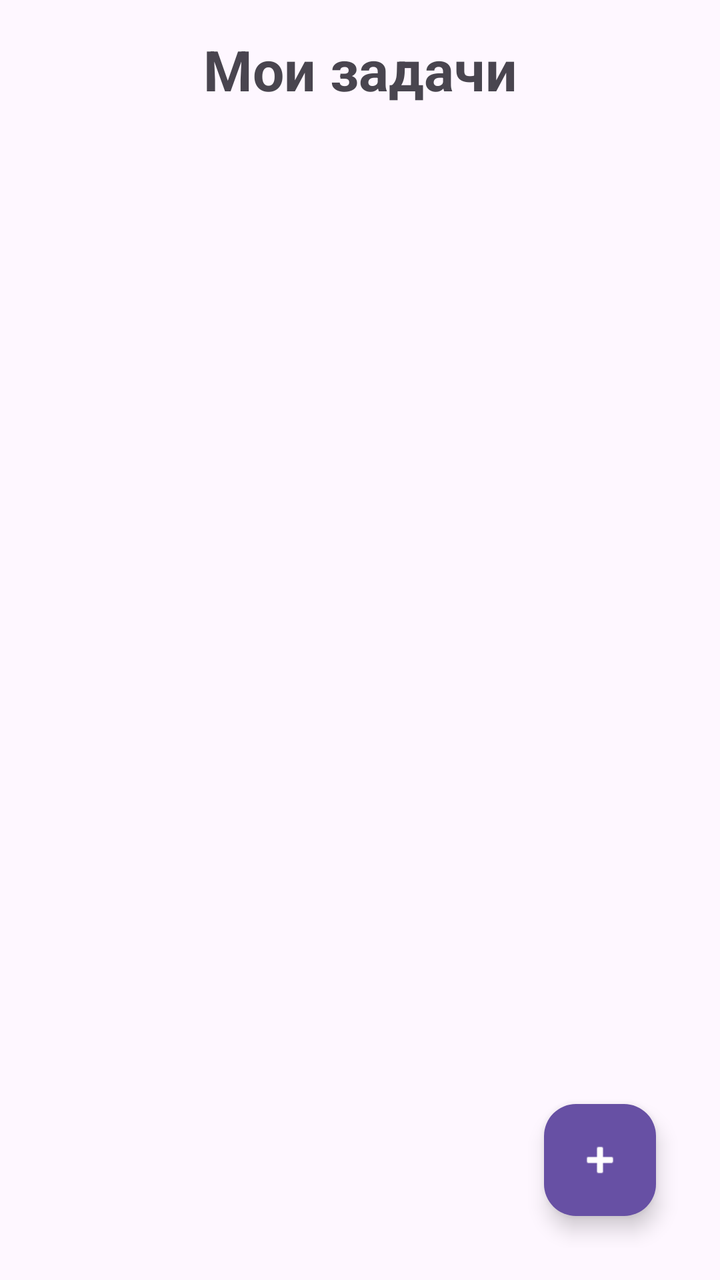
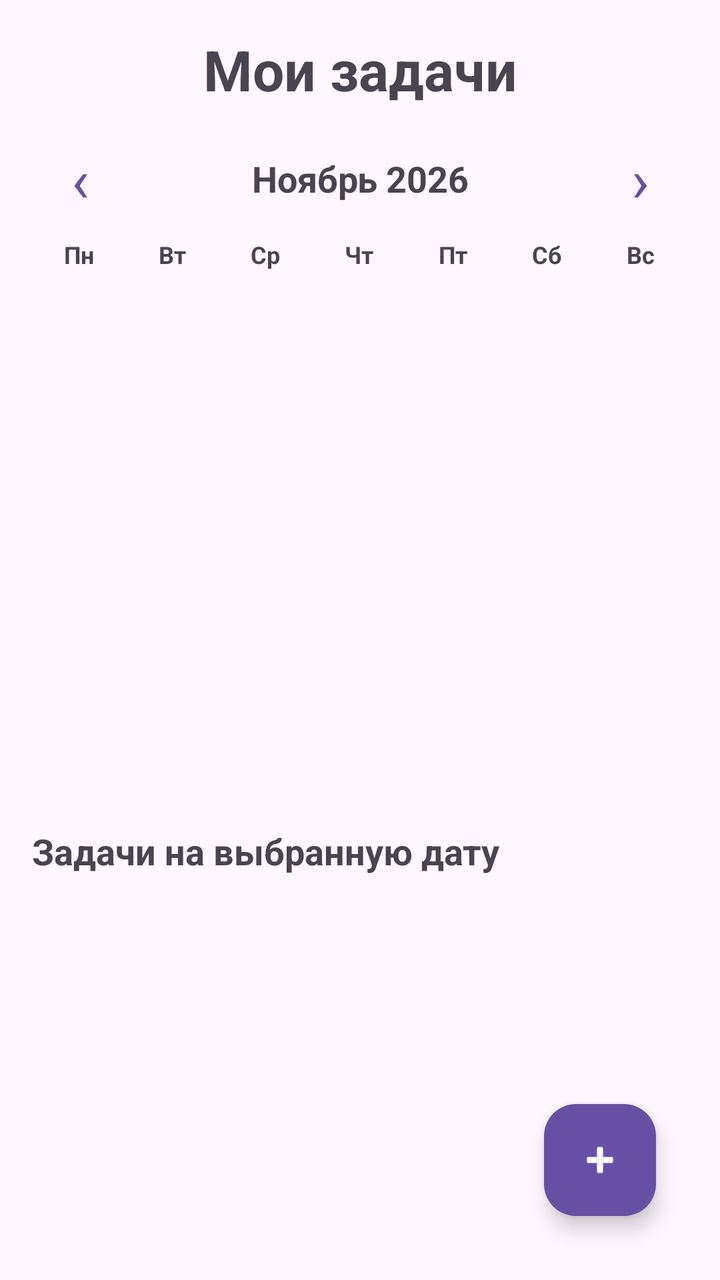

Before-and-after screenshots of an Android layout around one commit, followed by the original layout XML and the change that was made.
<!-- AndroidManifest.xml: application theme Theme.Calendar1 -->
<!-- res/layout/activity_main.xml -->
<?xml version="1.0" encoding="utf-8"?>
<androidx.constraintlayout.widget.ConstraintLayout
    xmlns:android="http://schemas.android.com/apk/res/android"
    xmlns:app="http://schemas.android.com/apk/res-auto"
    xmlns:tools="http://schemas.android.com/tools"
    android:id="@+id/main"
    android:layout_width="match_parent"
    android:layout_height="match_parent"
    android:padding="16dp"
    tools:context=".MainActivity">

    <TextView
        android:id="@+id/titleText"
        android:layout_width="wrap_content"
        android:layout_height="wrap_content"
        android:text="@string/main_title"
        android:textSize="28sp"
        android:textStyle="bold"
        app:layout_constraintTop_toTopOf="parent"
        app:layout_constraintStart_toStartOf="parent"
        app:layout_constraintEnd_toEndOf="parent" />

    <androidx.recyclerview.widget.RecyclerView
        android:id="@+id/tasksRecyclerView"
        android:layout_width="0dp"
        android:layout_height="0dp"
        android:layout_marginTop="24dp"
        android:layout_marginBottom="80dp"
        android:clipToPadding="false"
        android:paddingBottom="16dp"
        android:scrollbars="vertical"
        app:layout_constraintTop_toBottomOf="@id/titleText"
        app:layout_constraintBottom_toBottomOf="parent"
        app:layout_constraintStart_toStartOf="parent"
        app:layout_constraintEnd_toEndOf="parent" />

    <com.google.android.material.floatingactionbutton.FloatingActionButton
        android:id="@+id/addTaskButton"
        android:layout_width="wrap_content"
        android:layout_height="wrap_content"
        android:layout_margin="16dp"
        android:contentDescription="Добавить задачу"
        android:src="@android:drawable/ic_input_add"
        app:backgroundTint="#6750A4"
        app:tint="@android:color/white"
        app:layout_constraintBottom_toBottomOf="parent"
        app:layout_constraintEnd_toEndOf="parent" />

</androidx.constraintlayout.widget.ConstraintLayout>
<!-- resources referenced by this layout -->
<resources>
  <string name="main_title">Мои задачи</string>
  <style name="Theme.Calendar1" parent="Base.Theme.Calendar1" />
  <style name="Base.Theme.Calendar1" parent="Theme.Material3.DayNight.NoActionBar">
          
          
      </style>
</resources>

<!-- the commit's change to res/layout/activity_main.xml (unified diff, before → after) -->
@@ -20,16 +20,148 @@
         app:layout_constraintStart_toStartOf="parent"
         app:layout_constraintEnd_toEndOf="parent" />
 
+    <LinearLayout
+        android:id="@+id/monthNavigation"
+        android:layout_width="match_parent"
+        android:layout_height="48dp"
+        android:layout_marginTop="12dp"
+        android:gravity="center_vertical"
+        android:orientation="horizontal"
+        app:layout_constraintTop_toBottomOf="@id/titleText">
+
+        <TextView
+            android:id="@+id/previousMonthButton"
+            android:layout_width="48dp"
+            android:layout_height="match_parent"
+            android:gravity="center"
+            android:text="‹"
+            android:textSize="30sp"
+            android:textColor="#6750A4" />
+
+        <TextView
+            android:id="@+id/monthTitle"
+            android:layout_width="0dp"
+            android:layout_height="match_parent"
+            android:layout_weight="1"
+            android:gravity="center"
+            android:textSize="18sp"
+            android:textStyle="bold"
+            android:text="Ноябрь 2026" />
+
+        <TextView
+            android:id="@+id/nextMonthButton"
+            android:layout_width="48dp"
+            android:layout_height="match_parent"
+            android:gravity="center"
+            android:text="›"
+            android:textSize="30sp"
+            android:textColor="#6750A4" />
+
+    </LinearLayout>
+
+    <LinearLayout
+        android:id="@+id/weekDays"
+        android:layout_width="match_parent"
+        android:layout_height="28dp"
+        android:orientation="horizontal"
+        android:gravity="center"
+        app:layout_constraintTop_toBottomOf="@id/monthNavigation">
+
+        <TextView
+            android:layout_width="0dp"
+            android:layout_height="match_parent"
+            android:layout_weight="1"
+            android:gravity="center"
+            android:text="Пн"
+            android:textStyle="bold"
+            android:textSize="12sp" />
+
+        <TextView
+            android:layout_width="0dp"
+            android:layout_height="match_parent"
+            android:layout_weight="1"
+            android:gravity="center"
+            android:text="Вт"
+            android:textStyle="bold"
+            android:textSize="12sp" />
+
+        <TextView
+            android:layout_width="0dp"
+            android:layout_height="match_parent"
+            android:layout_weight="1"
+            android:gravity="center"
+            android:text="Ср"
+            android:textStyle="bold"
+            android:textSize="12sp" />
+
+        <TextView
+            android:layout_width="0dp"
+            android:layout_height="match_parent"
+            android:layout_weight="1"
+            android:gravity="center"
+            android:text="Чт"
+            android:textStyle="bold"
+            android:textSize="12sp" />
+
+        <TextView
+            android:layout_width="0dp"
+            android:layout_height="match_parent"
+            android:layout_weight="1"
+            android:gravity="center"
+            android:text="Пт"
+            android:textStyle="bold"
+            android:textSize="12sp" />
+
+        <TextView
+            android:layout_width="0dp"
+            android:layout_height="match_parent"
+            android:layout_weight="1"
+            android:gravity="center"
+            android:text="Сб"
+            android:textStyle="bold"
+            android:textSize="12sp" />
+
+        <TextView
+            android:layout_width="0dp"
+            android:layout_height="match_parent"
+            android:layout_weight="1"
+            android:gravity="center"
+            android:text="Вс"
+            android:textStyle="bold"
+            android:textSize="12sp" />
+
+    </LinearLayout>
+
+    <androidx.recyclerview.widget.RecyclerView
+        android:id="@+id/calendarRecyclerView"
+        android:layout_width="match_parent"
+        android:layout_height="264dp"
+        android:overScrollMode="never"
+        app:layout_constraintTop_toBottomOf="@id/weekDays"
+        app:layout_constraintStart_toStartOf="parent"
+        app:layout_constraintEnd_toEndOf="parent" />
+
+    <TextView
+        android:id="@+id/selectedDateTitle"
+        android:layout_width="match_parent"
+        android:layout_height="wrap_content"
+        android:layout_marginTop="8dp"
+        android:layout_marginBottom="8dp"
+        android:text="Задачи на выбранную дату"
+        android:textSize="18sp"
+        android:textStyle="bold"
+        app:layout_constraintTop_toBottomOf="@id/calendarRecyclerView"
+        app:layout_constraintStart_toStartOf="parent"
+        app:layout_constraintEnd_toEndOf="parent" />
+
     <androidx.recyclerview.widget.RecyclerView
         android:id="@+id/tasksRecyclerView"
         android:layout_width="0dp"
         android:layout_height="0dp"
-        android:layout_marginTop="24dp"
-        android:layout_marginBottom="80dp"
         android:clipToPadding="false"
-        android:paddingBottom="16dp"
+        android:paddingBottom="80dp"
         android:scrollbars="vertical"
-        app:layout_constraintTop_toBottomOf="@id/titleText"
+        app:layout_constraintTop_toBottomOf="@id/selectedDateTitle"
         app:layout_constraintBottom_toBottomOf="parent"
         app:layout_constraintStart_toStartOf="parent"
         app:layout_constraintEnd_toEndOf="parent" />
